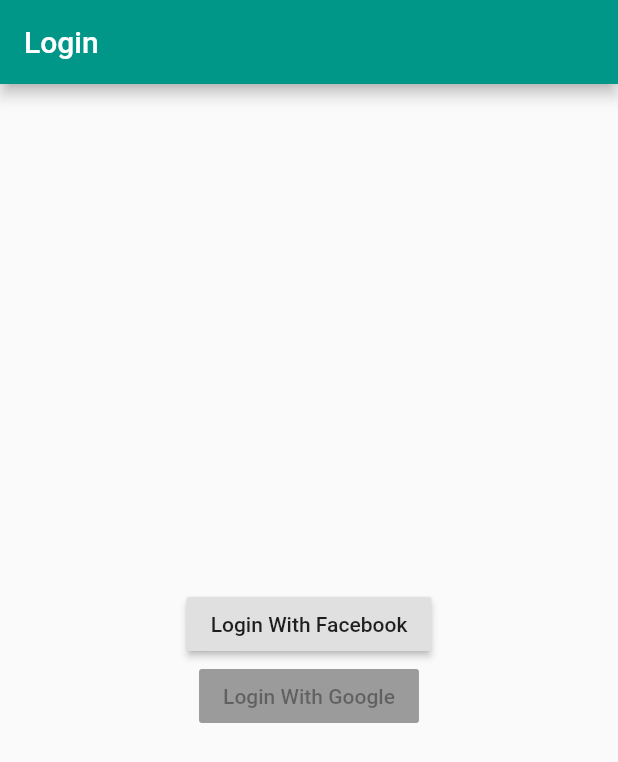
After one commit to Iccr/chautari, a Flutter app: the screen it shows after launch, after a tap on "Login With Facebook", on a phone screen of 412 x 824 dp. The commit adds this screen. Shown: the top 762 px of the screen. Run offline on Flutter 3.47's test engine with Material 2 defaults, Android fonts, the phone set to English and light mode, and no system bars; our stand-ins replace dio, flutter_secure_storage, get, google_fonts, google_sign_in; missing offline and left inert: flutter_facebook_login.

Commit message:
adding fb login controller

```diff
--- /dev/null
+++ b/lib/controller/login_controller.dart
@@ -0,0 +1,80 @@
+import 'package:chautari/model/error.dart';
+import 'package:chautari/repository/login_repository.dart';
+import 'package:flutter_facebook_login/flutter_facebook_login.dart';
+import 'package:flutter_secure_storage/flutter_secure_storage.dart';
+import 'package:get/get_state_manager/get_state_manager.dart';
+import 'package:google_sign_in/google_sign_in.dart';
+
+class AppConstant {
+  static String userToken = "chautari_user_token";
+  static String recentEmail = "chautari_recent_email";
+}
+
+class LoginController extends GetxController {
+  bool loading;
+  bool loaded;
+  String error;
+
+  final FacebookLogin facebookSignIn = new FacebookLogin();
+  final _storage = FlutterSecureStorage();
+
+  GoogleSignIn _googleSignIn = GoogleSignIn(
+    scopes: <String>[
+      'email',
+    ],
+  );
+
+  Future fbLogin() async {
+    final FacebookLoginResult result = await facebookSignIn.logIn(['email']);
+    // var _result = false;
+    switch (result.status) {
+      case FacebookLoginStatus.loggedIn:
+        final FacebookAccessToken accessToken = result.accessToken;
+        Map<String, String> params = {
+          "token": accessToken.userId,
+          "provider": "facebook"
+        };
+        // await _loginWithApi(params);
+        break;
+      case FacebookLoginStatus.cancelledByUser:
+        error = "Login cancelled by the user.";
+        break;
+      case FacebookLoginStatus.error:
+        error = result.errorMessage;
+        break;
+    }
+  }
+
+  Future gleSignIn() async {
+    try {
+      var result = await _googleSignIn.signIn();
+      var auth = await result.authentication;
+      Map<String, String> params = {
+        "token": auth.accessToken,
+        "provider": "google"
+      };
+      await _loginWithApi(params);
+    } catch (e) {
+      print(e);
+      error = e;
+    }
+  }
+
+  _saveToken(String val) async {
+    await _storage.write(key: AppConstant.userToken, value: val);
+  }
+
+  Future _loginWithApi(Map<String, String> params) async {
+    var model = await LoginRepository().social(params);
+    if ((model.error ?? []).isEmpty) {
+      String token = model.data.token;
+      await _saveToken(token);
+
+      // _result = true;
+    } else {
+      List<ApiError> errors = model.error ?? [];
+      error = errors.first?.detail ?? "";
+      // _result = false;
+    }
+  }
+}
--- a/lib/main.dart
+++ b/lib/main.dart
@@ -1,3 +1,4 @@
+import 'package:chautari/view/login_view.dart';
 import 'package:flutter/material.dart';
 
 void main() {
@@ -31,15 +32,6 @@ class MyHomePage extends StatefulWidget {
 class _MyHomePageState extends State<MyHomePage> {
   @override
   Widget build(BuildContext context) {
-    return Scaffold(
-      appBar: AppBar(
-        title: Text(widget.title),
-      ),
-      body: Center(
-        child: Column(
-          mainAxisAlignment: MainAxisAlignment.center,
-        ),
-      ),
-    );
+    return LoginView();
   }
 }
--- /dev/null
+++ b/lib/model/error.dart
@@ -0,0 +1,24 @@
+class ApiError {
+  String cause;
+  String detail;
+  String code;
+  String pointer;
+
+  ApiError({this.cause, this.detail, this.code, this.pointer});
+
+  ApiError.fromJson(Map<String, dynamic> json) {
+    cause = json['cause'];
+    detail = json['detail'];
+    code = json['code'];
+    pointer = json['pointer'];
+  }
+
+  Map<String, dynamic> toJson() {
+    final Map<String, dynamic> data = new Map<String, dynamic>();
+    data['cause'] = this.cause;
+    data['detail'] = this.detail;
+    data['code'] = this.code;
+    data['pointer'] = this.pointer;
+    return data;
+  }
+}
--- /dev/null
+++ b/lib/repository/login_repository.dart
@@ -0,0 +1,24 @@
+import 'package:chautari/model/login_model.dart';
+import 'package:chautari/utilities/api_service.dart';
+
+class LoginRepository {
+  final String url = "/auth/login";
+  final String _socialUrl = "/auth/social";
+
+  ApiService api;
+  LoginRepository() {
+    api = ApiService();
+  }
+
+  Future<LoginApiResponse> login(Map<String, String> params) async {
+    print("calling with $params");
+    final response = await api.post(url, params);
+    return LoginApiResponse.fromJson(response.data);
+  }
+
+  Future<LoginApiResponse> social(Map<String, String> params) async {
+    print("calling with $params");
+    final response = await api.post(_socialUrl, params);
+    return LoginApiResponse.fromJson(response.data);
+  }
+}
--- /dev/null
+++ b/lib/view/login_view.dart
@@ -0,0 +1,32 @@
+import 'package:chautari/controller/login_controller.dart';
+import 'package:flutter/material.dart';
+import 'package:get/get_state_manager/get_state_manager.dart';
+
+class LoginView extends StatelessWidget {
+  @override
+  Widget build(BuildContext context) {
+    return Scaffold(
+      appBar: AppBar(
+        title: Text("Login"),
+      ),
+      body: GetBuilder<LoginController>(
+        init: LoginController(),
+        builder: (c) => Center(
+          child: Column(
+            mainAxisAlignment: MainAxisAlignment.center,
+            children: [
+              RaisedButton(
+                onPressed: () => c.fbLogin(),
+                child: Text("Login With Facebook"),
+              ),
+              RaisedButton(
+                onPressed: null,
+                child: Text("Login With Google"),
+              ),
+            ],
+          ),
+        ),
+      ),
+    );
+  }
+}
--- a/pubspec.yaml
+++ b/pubspec.yaml
@@ -33,7 +33,7 @@ dependencies:
   cached_network_image: ^2.2.0+1
   flutter_facebook_login: ^3.0.0
   google_sign_in: ^4.5.1
-
+  flutter_secure_storage: ^3.3.3
 
 
 
```
Also changed, not shown: lib/model/login_model.dart (added, +61 -0 lines), pubspec.lock, 3 other files.
